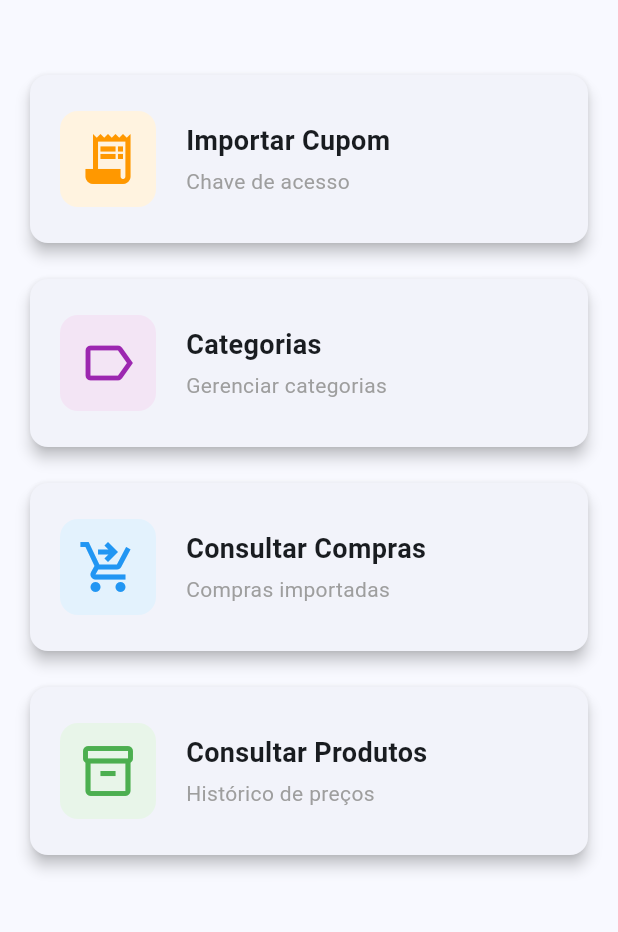
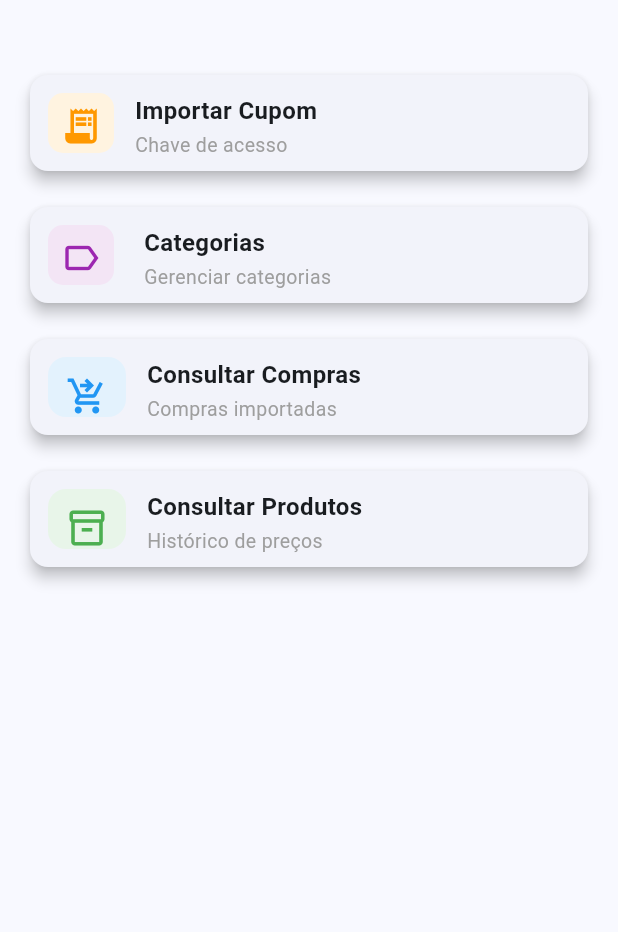
Before and after one commit to bbgbruno/PurchaseHistoryApp, a Flutter app: the HomePage screen opened directly with empty values, on a phone screen of 412 x 824 dp, the part 63-995 px from its top. Run offline on Flutter 3.47's test engine with Material 3 defaults, Android fonts, the phone set to English and light mode, and no system bars; network calls fail.

Commit message:
dashboard com comparativo + cards menores

```diff
--- a/lib/Pages/home_page.dart
+++ b/lib/Pages/home_page.dart
@@ -77,29 +77,57 @@ class _HomePageState extends State<HomePage> {
               const LinearProgressIndicator()
             else ...[
               if (_dashboard != null) ...[
-                Card(
+                Row(
+                  children: [
+                    Expanded(
+                      child: Card(
+                        color: Colors.green.shade50,
+                        child: Padding(
+                          padding:
+                              const EdgeInsets.all(12),
+                          child: Column(
+                            children: [
+                              Text(
+                                'Este mês',
+                                style: TextStyle(
+                                    fontSize: 13,
+                                    color: Colors
+                                        .grey
+                                        .shade600),
+                              ),
+                              const SizedBox(
+                                  height: 4),
+                              Text(
+                                'R\$ ${_dashboard!.totalCurrentMonth.toStringAsFixed(2)}',
+                                style:
+                                    const TextStyle(
+                                  fontSize: 20,
+                                  fontWeight:
+                                      FontWeight
+                                          .bold,
+                                ),
+                              ),
+                            ],
+                          ),
+                        ),
+                      ),
+                    ),
+                    const SizedBox(width: 12),
+                    Expanded(
+                      child: Card(
                         color: Colors.blue.shade50,
                         child: Padding(
                           padding:
-                        const EdgeInsets.all(16),
-                    child: Row(
+                              const EdgeInsets.all(12),
+                          child: Column(
                             children: [
-                        Icon(Icons.trending_up,
-                            size: 40,
-                            color: Colors.blue
-                                .shade700),
-                        const SizedBox(width: 16),
-                        Column(
-                          crossAxisAlignment:
-                              CrossAxisAlignment
-                                  .start,
-                          children: [
-                            const Text(
-                              'Total no último mês',
+                              Text(
+                                'Mês passado',
                                 style: TextStyle(
-                                  fontSize: 14,
-                                  color:
-                                      Colors.grey),
+                                    fontSize: 13,
+                                    color: Colors
+                                        .grey
+                                        .shade600),
                               ),
                               const SizedBox(
                                   height: 4),
@@ -107,7 +135,7 @@ class _HomePageState extends State<HomePage> {
                                 'R\$ ${_dashboard!.totalLastMonth.toStringAsFixed(2)}',
                                 style:
                                     const TextStyle(
-                                fontSize: 24,
+                                  fontSize: 20,
                                   fontWeight:
                                       FontWeight
                                           .bold,
@@ -115,46 +143,48 @@ class _HomePageState extends State<HomePage> {
                               ),
                             ],
                           ),
-                      ],
                         ),
                       ),
+                    ),
+                  ],
                 ),
                 const SizedBox(height: 12),
                 if (_dashboard!
                     .categories.isNotEmpty) ...[
                   const Text(
-                    'Por categoria',
+                    'Por categoria (este mês)',
                     style: TextStyle(
-                      fontSize: 16,
+                      fontSize: 15,
                       fontWeight: FontWeight.w600,
                     ),
                   ),
-                  const SizedBox(height: 8),
+                  const SizedBox(height: 6),
                   ..._dashboard!.categories.map(
                     (c) => Card(
                       margin:
                           const EdgeInsets.only(
-                              bottom: 6),
+                              bottom: 4),
                       child: Padding(
                         padding:
-                            const EdgeInsets.all(12),
+                            const EdgeInsets.all(10),
                         child: Row(
                           children: [
                             Icon(
                               Icons.label,
+                              size: 18,
                               color: Colors
                                   .purple
                                   .shade300,
                             ),
                             const SizedBox(
-                                width: 12),
+                                width: 10),
                             Expanded(
                               child: Text(
                                 c
                                     .categoryName,
                                 style:
                                     const TextStyle(
-                                  fontSize: 15,
+                                  fontSize: 14,
                                 ),
                               ),
                             ),
@@ -165,7 +195,7 @@ class _HomePageState extends State<HomePage> {
                                 fontWeight:
                                     FontWeight
                                         .w600,
-                                fontSize: 15,
+                                fontSize: 14,
                               ),
                             ),
                           ],
@@ -187,7 +217,7 @@ class _HomePageState extends State<HomePage> {
 
             SizedBox(
               width: double.infinity,
-              height: 120,
+              height: 72,
               child: Card(
                 elevation: 4,
                 child: InkWell(
@@ -206,27 +236,27 @@ class _HomePageState extends State<HomePage> {
                       BorderRadius.circular(12),
                   child: Padding(
                     padding:
-                        const EdgeInsets.all(20),
+                        const EdgeInsets.all(12),
                     child: Row(
                       children: [
                         Container(
                           padding:
-                              const EdgeInsets.all(12),
+                              const EdgeInsets.all(8),
                           decoration: BoxDecoration(
                             color: Colors
                                 .orange
                                 .shade50,
                             borderRadius:
-                                BorderRadius.circular(12),
+                                BorderRadius.circular(10),
                           ),
                           child: const Icon(
                             Icons.receipt_long,
-                            size: 40,
+                            size: 28,
                             color: Colors.orange,
                           ),
                         ),
                         const SizedBox(
-                            width: 20),
+                            width: 14),
                         const Column(
                           mainAxisAlignment:
                               MainAxisAlignment
@@ -241,15 +271,15 @@ class _HomePageState extends State<HomePage> {
                                 fontWeight:
                                     FontWeight
                                         .w600,
-                                fontSize: 18,
+                                fontSize: 16,
                               ),
                             ),
-                            SizedBox(height: 4),
+                            SizedBox(height: 2),
                             Text(
                               'Chave de acesso',
                               style: TextStyle(
                                 color: Colors.grey,
-                                fontSize: 14,
+                                fontSize: 13,
                               ),
                             ),
                           ],
@@ -271,7 +301,7 @@ class _HomePageState extends State<HomePage> {
 
             SizedBox(
               width: double.infinity,
-              height: 120,
+              height: 72,
               child: Card(
                 elevation: 4,
                 child: InkWell(
@@ -290,22 +320,22 @@ class _HomePageState extends State<HomePage> {
                       BorderRadius.circular(12),
                   child: Padding(
                     padding:
-                        const EdgeInsets.all(20),
+                        const EdgeInsets.all(12),
                     child: Row(
                       children: [
                         Container(
                           padding:
-                              const EdgeInsets.all(12),
+                              const EdgeInsets.all(8),
                           decoration: BoxDecoration(
                             color: Colors
                                 .purple
                                 .shade50,
                             borderRadius:
-                                BorderRadius.circular(12),
+                                BorderRadius.circular(10),
                           ),
                           child: const Icon(
                             Icons.label_outline,
-                            size: 40,
+                            size: 28,
                             color: Colors.purple,
                           ),
                         ),
@@ -325,15 +355,15 @@ class _HomePageState extends State<HomePage> {
                                 fontWeight:
                                     FontWeight
                                         .w600,
-                                fontSize: 18,
+                                fontSize: 16,
                               ),
                             ),
-                            SizedBox(height: 4),
+                            SizedBox(height: 2),
                             Text(
                               'Gerenciar categorias',
                               style: TextStyle(
                                 color: Colors.grey,
-                                fontSize: 14,
+                                fontSize: 13,
                               ),
                             ),
                           ],
@@ -355,7 +385,7 @@ class _HomePageState extends State<HomePage> {
 
             SizedBox(
               width: double.infinity,
-              height: 120,
+              height: 72,
               child: Card(
                 elevation: 4,
                 child: InkWell(
@@ -374,7 +404,7 @@ class _HomePageState extends State<HomePage> {
                       BorderRadius.circular(12),
                   child: Padding(
                     padding:
-                        const EdgeInsets.all(20),
+                        const EdgeInsets.all(12),
                     child: Row(
                       children: [
                         Container(
@@ -390,12 +420,12 @@ class _HomePageState extends State<HomePage> {
                           child: const Icon(
                             Icons
                                 .shopping_cart_checkout,
-                            size: 40,
+                            size: 28,
                             color: Colors.blue,
                           ),
                         ),
                         const SizedBox(
-                            width: 20),
+                            width: 14),
                         const Column(
                           mainAxisAlignment:
                               MainAxisAlignment
@@ -410,15 +440,15 @@ class _HomePageState extends State<HomePage> {
                                 fontWeight:
                                     FontWeight
                                         .w600,
-                                fontSize: 18,
+                                fontSize: 16,
                               ),
                             ),
-                            SizedBox(height: 4),
+                            SizedBox(height: 2),
                             Text(
                               'Compras importadas',
                               style: TextStyle(
                                 color: Colors.grey,
-                                fontSize: 14,
+                                fontSize: 13,
                               ),
                             ),
                           ],
@@ -440,7 +470,7 @@ class _HomePageState extends State<HomePage> {
 
             SizedBox(
               width: double.infinity,
-              height: 120,
+              height: 72,
               child: Card(
                 elevation: 4,
                 child: InkWell(
@@ -457,7 +487,7 @@ class _HomePageState extends State<HomePage> {
                       BorderRadius.circular(12),
                   child: Padding(
                     padding:
-                        const EdgeInsets.all(20),
+                        const EdgeInsets.all(12),
                     child: Row(
                       children: [
                         Container(
@@ -473,12 +503,12 @@ class _HomePageState extends State<HomePage> {
                           child: const Icon(
                             Icons
                                 .inventory_2_outlined,
-                            size: 40,
+                            size: 28,
                             color: Colors.green,
                           ),
                         ),
                         const SizedBox(
-                            width: 20),
+                            width: 14),
                         const Column(
                           mainAxisAlignment:
                               MainAxisAlignment
@@ -493,15 +523,15 @@ class _HomePageState extends State<HomePage> {
                                 fontWeight:
                                     FontWeight
                                         .w600,
-                                fontSize: 18,
+                                fontSize: 16,
                               ),
                             ),
-                            SizedBox(height: 4),
+                            SizedBox(height: 2),
                             Text(
                               'Histórico de preços',
                               style: TextStyle(
                                 color: Colors.grey,
-                                fontSize: 14,
+                                fontSize: 13,
                               ),
                             ),
                           ],
--- a/lib/Services/dashboard_service.dart
+++ b/lib/Services/dashboard_service.dart
@@ -22,10 +22,12 @@ class CategorySummary {
 }
 
 class DashboardData {
+  final double totalCurrentMonth;
   final double totalLastMonth;
   final List<CategorySummary> categories;
 
   DashboardData({
+    required this.totalCurrentMonth,
     required this.totalLastMonth,
     required this.categories,
   });
@@ -33,6 +35,8 @@ class DashboardData {
   factory DashboardData.fromJson(
       Map<String, dynamic> json) {
     return DashboardData(
+      totalCurrentMonth:
+          (json['totalCurrentMonth'] ?? 0).toDouble(),
       totalLastMonth:
           (json['totalLastMonth'] ?? 0).toDouble(),
       categories: (json['categories'] as List)
```
Also changed, not shown: 3 other files. Lines whose indentation alone changed are shown as unchanged.
